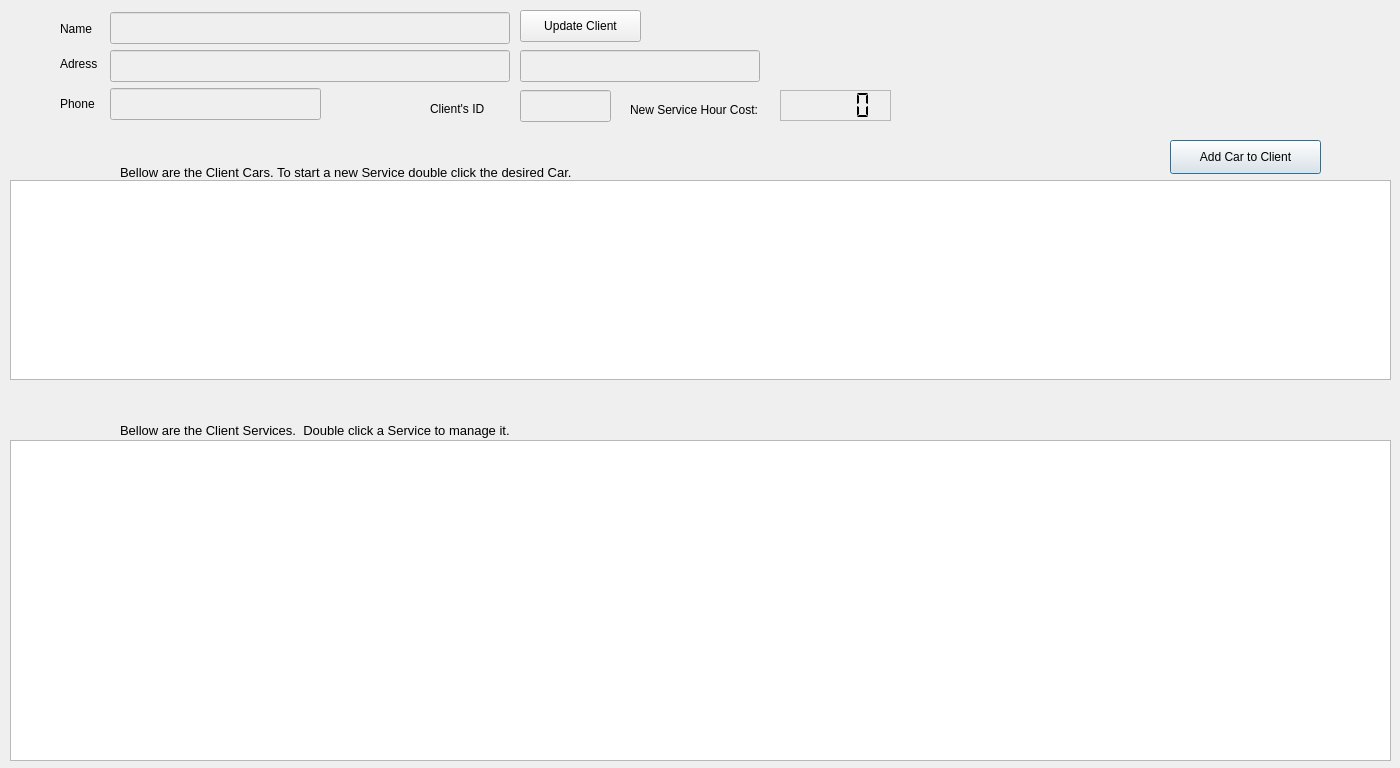
First picture: the form in Client_Services_History.ui, repository bedi1982/Oficina, before the edit.
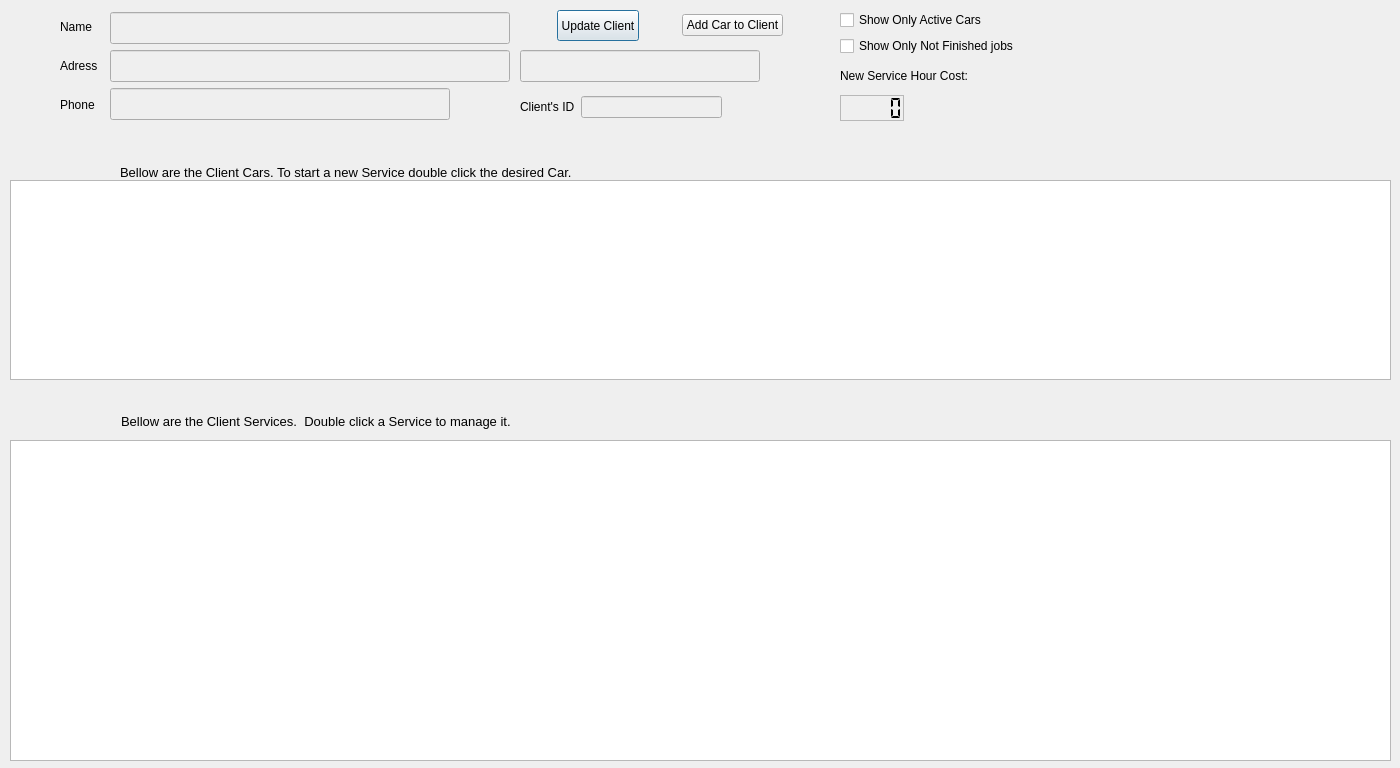
Second picture: the form after the edit. Icons and pictures are not drawn.

Commit message: Better variables Bugfixes New functionalities buttons on the gui (implementation in progress)

Diff of the .ui file:
```diff
--- a/Client_Services_History.ui
+++ b/Client_Services_History.ui
@@ -63,35 +63,6 @@
     <set>QAbstractItemView::NoEditTriggers</set>
    </property>
   </widget>
-  <widget class="QPushButton" name="btn_Add_Car_To_Client">
-   <property name="geometry">
-    <rect>
-     <x>1170</x>
-     <y>140</y>
-     <width>151</width>
-     <height>34</height>
-    </rect>
-   </property>
-   <property name="sizePolicy">
-    <sizepolicy hsizetype="Fixed" vsizetype="Fixed">
-     <horstretch>0</horstretch>
-     <verstretch>0</verstretch>
-    </sizepolicy>
-   </property>
-   <property name="text">
-    <string>Add Car to Client</string>
-   </property>
-   <property name="icon">
-    <iconset resource="resources/images.qrc">
-     <normaloff>:/emoticons/carkey.png</normaloff>:/emoticons/carkey.png</iconset>
-   </property>
-   <property name="iconSize">
-    <size>
-     <width>24</width>
-     <height>24</height>
-    </size>
-   </property>
-  </widget>
   <widget class="QLabel" name="lbl_New_Car_Icon">
    <property name="geometry">
     <rect>
@@ -146,7 +117,7 @@
     <rect>
      <x>110</x>
      <y>88</y>
-     <width>211</width>
+     <width>340</width>
      <height>32</height>
     </rect>
    </property>
@@ -235,50 +206,12 @@
     <bool>true</bool>
    </property>
   </widget>
-  <widget class="QPushButton" name="btn_Update_Client">
-   <property name="geometry">
-    <rect>
-     <x>520</x>
-     <y>10</y>
-     <width>121</width>
-     <height>32</height>
-    </rect>
-   </property>
-   <property name="sizePolicy">
-    <sizepolicy hsizetype="Fixed" vsizetype="Ignored">
-     <horstretch>0</horstretch>
-     <verstretch>0</verstretch>
-    </sizepolicy>
-   </property>
-   <property name="minimumSize">
-    <size>
-     <width>0</width>
-     <height>0</height>
-    </size>
-   </property>
-   <property name="layoutDirection">
-    <enum>Qt::LeftToRight</enum>
-   </property>
-   <property name="text">
-    <string>Update Client</string>
-   </property>
-   <property name="icon">
-    <iconset resource="resources/images.qrc">
-     <normaloff>:/emoticons/client_info.png</normaloff>:/emoticons/client_info.png</iconset>
-   </property>
-   <property name="iconSize">
-    <size>
-     <width>24</width>
-     <height>24</height>
-    </size>
-   </property>
-  </widget>
   <widget class="QLabel" name="lbl_Client_Services_History">
    <property name="geometry">
     <rect>
-     <x>120</x>
-     <y>420</y>
-     <width>401</width>
+     <x>121</x>
+     <y>411</y>
+     <width>389</width>
      <height>18</height>
     </rect>
    </property>
@@ -353,158 +286,10 @@
     <string/>
    </property>
   </widget>
-  <widget class="QLineEdit" name="line_ClientID">
-   <property name="enabled">
-    <bool>false</bool>
-   </property>
-   <property name="geometry">
-    <rect>
-     <x>520</x>
-     <y>90</y>
-     <width>91</width>
-     <height>32</height>
-    </rect>
-   </property>
-   <property name="maximumSize">
-    <size>
-     <width>340</width>
-     <height>16777215</height>
-    </size>
-   </property>
-   <property name="maxLength">
-    <number>34</number>
-   </property>
-  </widget>
-  <widget class="QLabel" name="lbl_Client_Phone">
-   <property name="geometry">
-    <rect>
-     <x>60</x>
-     <y>80</y>
-     <width>60</width>
-     <height>48</height>
-    </rect>
-   </property>
-   <property name="sizePolicy">
-    <sizepolicy hsizetype="Minimum" vsizetype="Minimum">
-     <horstretch>0</horstretch>
-     <verstretch>0</verstretch>
-    </sizepolicy>
-   </property>
-   <property name="maximumSize">
-    <size>
-     <width>60</width>
-     <height>48</height>
-    </size>
-   </property>
-   <property name="text">
-    <string>Phone</string>
-   </property>
-  </widget>
-  <widget class="QLabel" name="llb_Client_ID">
-   <property name="geometry">
-    <rect>
-     <x>430</x>
-     <y>100</y>
-     <width>81</width>
-     <height>18</height>
-    </rect>
-   </property>
-   <property name="text">
-    <string>Client's ID</string>
-   </property>
-  </widget>
-  <widget class="QLabel" name="lbl_Client_Address">
-   <property name="geometry">
-    <rect>
-     <x>60</x>
-     <y>40</y>
-     <width>60</width>
-     <height>48</height>
-    </rect>
-   </property>
-   <property name="sizePolicy">
-    <sizepolicy hsizetype="Minimum" vsizetype="Minimum">
-     <horstretch>0</horstretch>
-     <verstretch>0</verstretch>
-    </sizepolicy>
-   </property>
-   <property name="maximumSize">
-    <size>
-     <width>60</width>
-     <height>48</height>
-    </size>
-   </property>
-   <property name="text">
-    <string>Adress</string>
-   </property>
-  </widget>
-  <widget class="QLabel" name="lbl_Client_Name">
-   <property name="geometry">
-    <rect>
-     <x>60</x>
-     <y>20</y>
-     <width>60</width>
-     <height>18</height>
-    </rect>
-   </property>
-   <property name="sizePolicy">
-    <sizepolicy hsizetype="Minimum" vsizetype="Minimum">
-     <horstretch>0</horstretch>
-     <verstretch>0</verstretch>
-    </sizepolicy>
-   </property>
-   <property name="minimumSize">
-    <size>
-     <width>32</width>
-     <height>0</height>
-    </size>
-   </property>
-   <property name="maximumSize">
-    <size>
-     <width>60</width>
-     <height>48</height>
-    </size>
-   </property>
-   <property name="text">
-    <string>Name</string>
-   </property>
-  </widget>
-  <widget class="QLCDNumber" name="lcd_Hour_Cost">
-   <property name="geometry">
-    <rect>
-     <x>780</x>
-     <y>90</y>
-     <width>111</width>
-     <height>31</height>
-    </rect>
-   </property>
-   <property name="frameShape">
-    <enum>QFrame::StyledPanel</enum>
-   </property>
-   <property name="frameShadow">
-    <enum>QFrame::Raised</enum>
-   </property>
-   <property name="segmentStyle">
-    <enum>QLCDNumber::Flat</enum>
-   </property>
-  </widget>
-  <widget class="QLabel" name="lbl_Service_Hour_Cost">
-   <property name="geometry">
-    <rect>
-     <x>630</x>
-     <y>100</y>
-     <width>141</width>
-     <height>20</height>
-    </rect>
-   </property>
-   <property name="text">
-    <string>New Service Hour Cost:</string>
-   </property>
-  </widget>
   <widget class="QLabel" name="lbl_Icon">
    <property name="geometry">
     <rect>
-     <x>1180</x>
+     <x>1210</x>
      <y>10</y>
      <width>131</width>
      <height>121</height>
@@ -558,6 +343,235 @@
     <bool>true</bool>
    </property>
   </widget>
+  <widget class="QWidget" name="">
+   <property name="geometry">
+    <rect>
+     <x>520</x>
+     <y>90</y>
+     <width>202</width>
+     <height>34</height>
+    </rect>
+   </property>
+   <layout class="QHBoxLayout" name="horizontalLayout_3">
+    <item>
+     <widget class="QLabel" name="llb_Client_ID">
+      <property name="text">
+       <string>Client's ID</string>
+      </property>
+     </widget>
+    </item>
+    <item>
+     <widget class="QLineEdit" name="line_ClientID">
+      <property name="enabled">
+       <bool>false</bool>
+      </property>
+      <property name="maximumSize">
+       <size>
+        <width>340</width>
+        <height>16777215</height>
+       </size>
+      </property>
+      <property name="maxLength">
+       <number>34</number>
+      </property>
+     </widget>
+    </item>
+   </layout>
+  </widget>
+  <widget class="QWidget" name="">
+   <property name="geometry">
+    <rect>
+     <x>60</x>
+     <y>10</y>
+     <width>51</width>
+     <height>111</height>
+    </rect>
+   </property>
+   <layout class="QVBoxLayout" name="verticalLayout">
+    <item>
+     <widget class="QLabel" name="lbl_Client_Name">
+      <property name="sizePolicy">
+       <sizepolicy hsizetype="Minimum" vsizetype="Minimum">
+        <horstretch>0</horstretch>
+        <verstretch>0</verstretch>
+       </sizepolicy>
+      </property>
+      <property name="minimumSize">
+       <size>
+        <width>32</width>
+        <height>0</height>
+       </size>
+      </property>
+      <property name="maximumSize">
+       <size>
+        <width>60</width>
+        <height>48</height>
+       </size>
+      </property>
+      <property name="text">
+       <string>Name</string>
+      </property>
+     </widget>
+    </item>
+    <item>
+     <widget class="QLabel" name="lbl_Client_Address">
+      <property name="sizePolicy">
+       <sizepolicy hsizetype="Minimum" vsizetype="Minimum">
+        <horstretch>0</horstretch>
+        <verstretch>0</verstretch>
+       </sizepolicy>
+      </property>
+      <property name="maximumSize">
+       <size>
+        <width>60</width>
+        <height>48</height>
+       </size>
+      </property>
+      <property name="text">
+       <string>Adress</string>
+      </property>
+     </widget>
+    </item>
+    <item>
+     <widget class="QLabel" name="lbl_Client_Phone">
+      <property name="sizePolicy">
+       <sizepolicy hsizetype="Minimum" vsizetype="Minimum">
+        <horstretch>0</horstretch>
+        <verstretch>0</verstretch>
+       </sizepolicy>
+      </property>
+      <property name="maximumSize">
+       <size>
+        <width>60</width>
+        <height>48</height>
+       </size>
+      </property>
+      <property name="text">
+       <string>Phone</string>
+      </property>
+     </widget>
+    </item>
+   </layout>
+  </widget>
+  <widget class="QWidget" name="">
+   <property name="geometry">
+    <rect>
+     <x>520</x>
+     <y>10</y>
+     <width>301</width>
+     <height>31</height>
+    </rect>
+   </property>
+   <layout class="QHBoxLayout" name="horizontalLayout_5">
+    <item>
+     <widget class="QPushButton" name="btn_Update_Client">
+      <property name="sizePolicy">
+       <sizepolicy hsizetype="Fixed" vsizetype="Ignored">
+        <horstretch>0</horstretch>
+        <verstretch>0</verstretch>
+       </sizepolicy>
+      </property>
+      <property name="minimumSize">
+       <size>
+        <width>0</width>
+        <height>0</height>
+       </size>
+      </property>
+      <property name="layoutDirection">
+       <enum>Qt::LeftToRight</enum>
+      </property>
+      <property name="text">
+       <string>Update Client</string>
+      </property>
+      <property name="icon">
+       <iconset resource="resources/images.qrc">
+        <normaloff>:/emoticons/client_info.png</normaloff>:/emoticons/client_info.png</iconset>
+      </property>
+      <property name="iconSize">
+       <size>
+        <width>24</width>
+        <height>24</height>
+       </size>
+      </property>
+     </widget>
+    </item>
+    <item>
+     <widget class="QPushButton" name="btn_Add_Car_To_Client">
+      <property name="sizePolicy">
+       <sizepolicy hsizetype="Fixed" vsizetype="Fixed">
+        <horstretch>0</horstretch>
+        <verstretch>0</verstretch>
+       </sizepolicy>
+      </property>
+      <property name="text">
+       <string>Add Car to Client</string>
+      </property>
+      <property name="icon">
+       <iconset resource="resources/images.qrc">
+        <normaloff>:/emoticons/carkey.png</normaloff>:/emoticons/carkey.png</iconset>
+      </property>
+      <property name="iconSize">
+       <size>
+        <width>24</width>
+        <height>24</height>
+       </size>
+      </property>
+     </widget>
+    </item>
+   </layout>
+  </widget>
+  <widget class="QWidget" name="">
+   <property name="geometry">
+    <rect>
+     <x>840</x>
+     <y>10</y>
+     <width>201</width>
+     <height>111</height>
+    </rect>
+   </property>
+   <layout class="QVBoxLayout" name="verticalLayout_2">
+    <item>
+     <widget class="QCheckBox" name="checkBox_2">
+      <property name="text">
+       <string>Show Only Active Cars</string>
+      </property>
+     </widget>
+    </item>
+    <item>
+     <widget class="QCheckBox" name="checkBox">
+      <property name="text">
+       <string>Show Only Not Finished jobs</string>
+      </property>
+     </widget>
+    </item>
+    <item>
+     <widget class="QLabel" name="lbl_Service_Hour_Cost">
+      <property name="text">
+       <string>New Service Hour Cost:</string>
+      </property>
+     </widget>
+    </item>
+    <item>
+     <widget class="QLCDNumber" name="lcd_Hour_Cost">
+      <property name="maximumSize">
+       <size>
+        <width>64</width>
+        <height>16777215</height>
+       </size>
+      </property>
+      <property name="frameShape">
+       <enum>QFrame::StyledPanel</enum>
+      </property>
+      <property name="frameShadow">
+       <enum>QFrame::Raised</enum>
+      </property>
+      <property name="segmentStyle">
+       <enum>QLCDNumber::Flat</enum>
+      </property>
+     </widget>
+    </item>
+   </layout>
+  </widget>
   <zorder>lbl_Client_Address</zorder>
   <zorder>lbl_Client_Name</zorder>
   <zorder>btn_Add_Car_To_Client</zorder>
```
Left out of the diff: 8 changed lines with no effect on the pictures. The commit also changes 16 other files.
